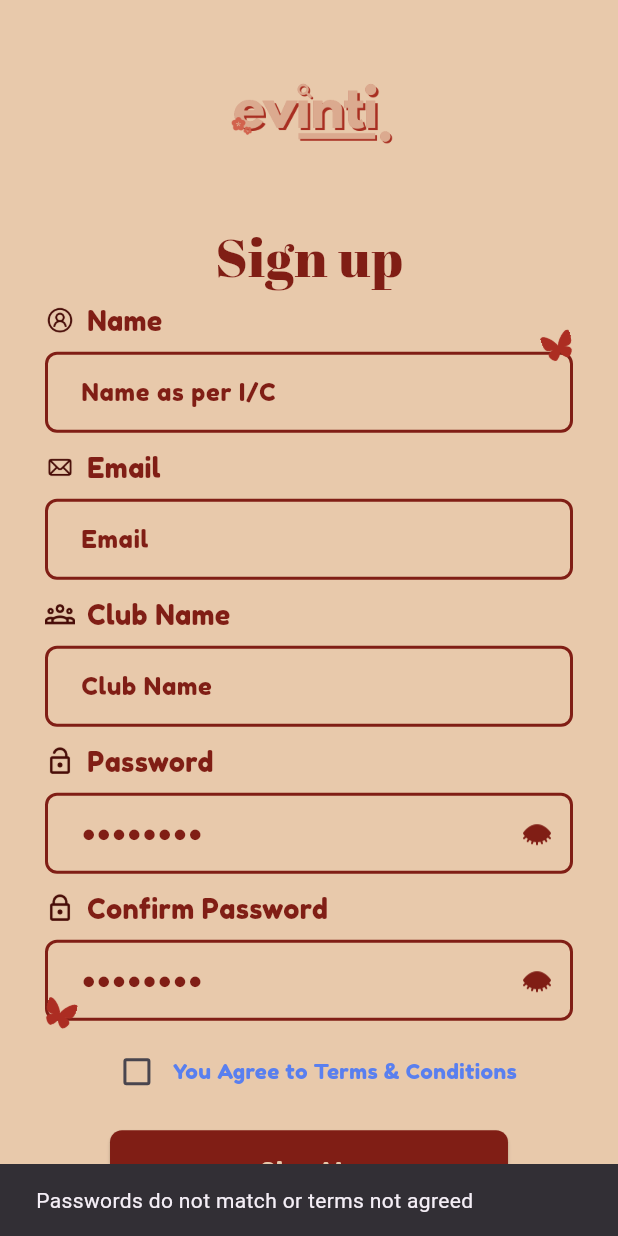
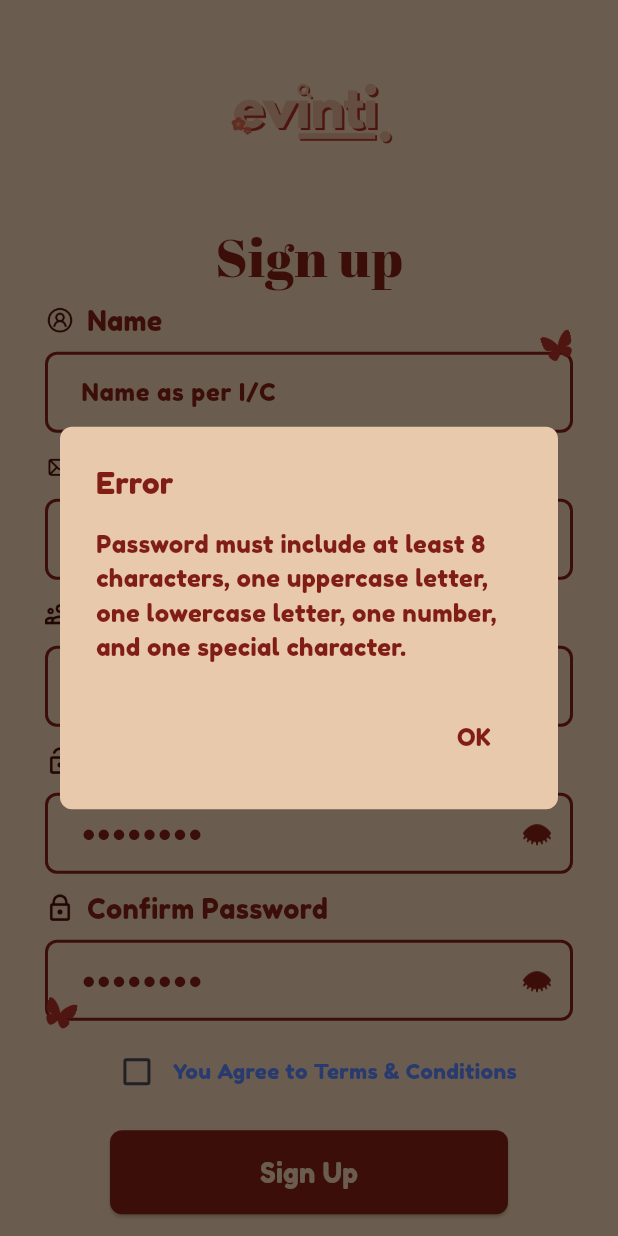
Before and after one commit to MaazPotrick/evinti, a Flutter app: the OrganizerRegistration screen opened directly, after a tap on "Sign Up", on a phone screen of 412 x 824 dp. Run offline on Flutter 3.47's test engine with Material 3 defaults, Android fonts, the phone set to English and light mode, and no system bars; our stand-ins replace carousel_slider, cloud_firestore, firebase_auth, firebase_core, firebase_storage, fl_chart and 4 more; accounts and stored records are empty.

Commit message:
Implemented Password validation on both registration pages.

```diff
--- a/lib/OrganizerRegistration.dart
+++ b/lib/OrganizerRegistration.dart
@@ -23,6 +23,105 @@
 
   bool _isPasswordVisible = false;
   bool _isConfirmPasswordVisible = false;
+
+  bool isPasswordValid(String password) {
+    final passwordRegex = RegExp(
+      r'^(?=.*[A-Z])(?=.*[a-z])(?=.*\d)(?=.*[@$!%*?&])[A-Za-z\d@$!%*?&]{8,}$',
+    );
+    return passwordRegex.hasMatch(password);
+  }
+
+  // Function to show an error message box
+  void showErrorDialog(String message) {
+    showDialog(
+      context: context,
+      builder: (BuildContext context) {
+        return AlertDialog(
+          backgroundColor: const Color(0xFFe8c9ab), // Custom background color
+          shape: RoundedRectangleBorder(
+            borderRadius: BorderRadius.circular(8),
+          ),
+          title: const Text(
+            'Error',
+            style: TextStyle(
+              fontFamily: 'FredokaOne',
+              fontSize: 20,
+              color: Color(0xFF801e15),
+            ),
+          ),
+          content: Text(
+            message,
+            style: const TextStyle(
+              fontFamily: 'FredokaOne',
+              fontSize: 16,
+              color: Color(0xFF801e15),
+            ),
+          ),
+          actions: [
+            TextButton(
+              onPressed: () {
+                Navigator.of(context).pop();
+              },
+              child: const Text(
+                'OK',
+                style: TextStyle(
+                  fontFamily: 'FredokaOne',
+                  fontSize: 16,
+                  color: Color(0xFF801e15),
+                ),
+              ),
+            ),
+          ],
+        );
+      },
+    );
+  }
+
+  // Function to show a success message box
+  void showSuccessDialog(String message) {
+    showDialog(
+      context: context,
+      builder: (BuildContext context) {
+        return AlertDialog(
+          backgroundColor: const Color(0xFFe8c9ab), // Custom success color
+          shape: RoundedRectangleBorder(
+            borderRadius: BorderRadius.circular(8),
+          ),
+          title: const Text(
+            'Success',
+            style: TextStyle(
+              fontFamily: 'FredokaOne',
+              fontSize: 20,
+              color: Color(0xFF801e15),
+            ),
+          ),
+          content: Text(
+            message,
+            style: const TextStyle(
+              fontFamily: 'FredokaOne',
+              fontSize: 16,
+              color: Color(0xFF801e15),
+            ),
+          ),
+          actions: [
+            TextButton(
+              onPressed: () {
+                Navigator.of(context).pop();
+              },
+              child: const Text(
+                'OK',
+                style: TextStyle(
+                  fontFamily: 'FredokaOne',
+                  fontSize: 16,
+                  color: Color(0xFF801e15),
+                ),
+              ),
+            ),
+          ],
+        );
+      },
+    );
+  }
 
   @override
   Widget build(BuildContext context) {
@@ -200,6 +299,12 @@
                       ),
                     ),
                     onPressed: () async {
+
+                      if (!isPasswordValid(passwordController.text)) {
+                        showErrorDialog('Password must include at least 8 characters, one uppercase letter, one lowercase letter, one number, and one special character.');
+                        return;
+                      }
+
                       if (passwordController.text == confirmPasswordController.text && agreeToTerms) {
                         try {
                           // Register user with Firebase
@@ -225,20 +330,14 @@
                             MaterialPageRoute(builder: (context) => const OrganizerHomePage()),
                           );
 
-                          ScaffoldMessenger.of(context).showSnackBar(
-                              SnackBar(content: Text('Registration Successful!'))
-                          );
+                          showSuccessDialog('Registration Successful!');
                         } catch (e) {
                           // Show error message
-                          ScaffoldMessenger.of(context).showSnackBar(
-                              SnackBar(content: Text('Error: ${e.toString()}'))
-                          );
+                          showErrorDialog('Error: ${e.toString()}');
                         }
                       } else {
                         // Handle validation error
-                        ScaffoldMessenger.of(context).showSnackBar(
-                            SnackBar(content: Text('Passwords do not match or terms not agreed'))
-                        );
+                        showErrorDialog('Passwords do not match or terms not agreed.');
                       }
                     },
                     child: const Text(
```
Also changed, not shown: lib/StudentRegistration.dart (+108 -10 lines).
